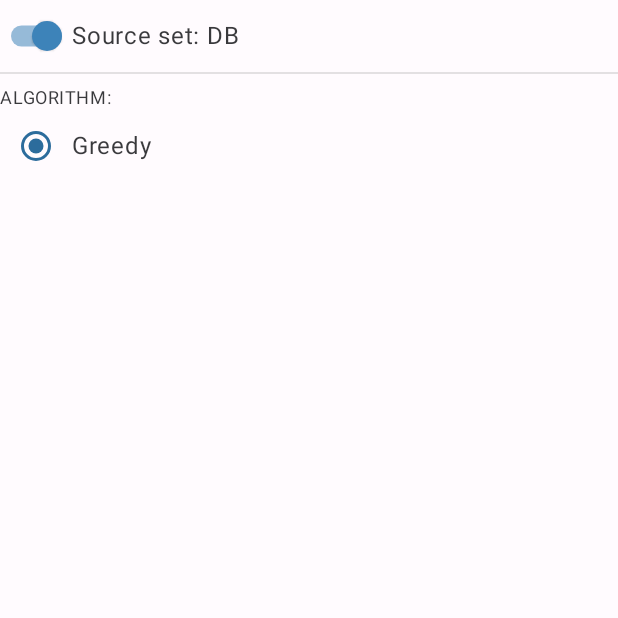
After one commit to daniel553/PlatformScience, an Android app built with Jetpack Compose: the composable SimpleSettingsView shown on its own in the app's theme, on a phone screen of 412 x 824 dp, the top half of it. The commit adds this screen. Run offline under Robolectric (Android 15) with nearby library versions, the phone set to English and light mode, and no system bars; our stand-ins replace Dagger/Hilt's generated code.

Commit message:
[Added] improved ui and added fab button for settings

```diff
--- a/app/src/main/java/com/tripletres/platformscience/ui/view/driver/DriverListUiState.kt
+++ b/app/src/main/java/com/tripletres/platformscience/ui/view/driver/DriverListUiState.kt
@@ -4,5 +4,6 @@ import com.tripletres.platformscience.ui.model.DriverItem
 
 data class DriverListUiState(
     val isLoading: Boolean = false,
-    val drivers: List<DriverItem> = emptyList()
+    val drivers: List<DriverItem> = emptyList(),
+    val isReloadDialog: Boolean = false
 )
--- a/app/src/main/java/com/tripletres/platformscience/ui/view/driver/DriverListViewModel.kt
+++ b/app/src/main/java/com/tripletres/platformscience/ui/view/driver/DriverListViewModel.kt
@@ -5,6 +5,7 @@ import androidx.lifecycle.viewModelScope
 import com.tripletres.platformscience.domain.GetAssignedDriversToShipmentsUseCase
 import com.tripletres.platformscience.ui.model.DriverItem
 import com.tripletres.platformscience.ui.model.asDriverItemList
+import com.tripletres.platformscience.util.LogUtils
 import com.tripletres.platformscience.util.ProfileUtil
 import dagger.hilt.android.lifecycle.HiltViewModel
 import kotlinx.coroutines.Dispatchers
@@ -35,6 +36,10 @@ class DriverListViewModel @Inject constructor(
         }
     }
 
+    fun showReloadDialog(show: Boolean) {
+        _uiState.update { state -> state.copy(isReloadDialog = show) }
+    }
+
     private fun beautifyProfile(drivers: List<DriverItem>): List<DriverItem> {
         return drivers.mapIndexed { i, it -> it.copy(profilePic = ProfileUtil.getByIndex(i)) }
     }
--- /dev/null
+++ b/app/src/main/java/com/tripletres/platformscience/ui/view/settings/SimpleSettingsUiState.kt
@@ -0,0 +1,8 @@
+package com.tripletres.platformscience.ui.view.settings
+
+data class SimpleSettingsUiState(
+    val dbOrApi: Boolean, //DB = true
+    val dbOrApiLabel: String = "",
+    val algorithms: List<String> = emptyList(),
+    val algorithmSelected: String = ""
+)
--- /dev/null
+++ b/app/src/main/java/com/tripletres/platformscience/ui/view/settings/SimpleSettingsView.kt
@@ -0,0 +1,54 @@
+package com.tripletres.platformscience.ui.view.settings
+
+import androidx.compose.foundation.layout.Column
+import androidx.compose.foundation.layout.Row
+import androidx.compose.foundation.layout.fillMaxWidth
+import androidx.compose.foundation.layout.padding
+import androidx.compose.material.*
+import androidx.compose.runtime.Composable
+import androidx.compose.runtime.collectAsState
+import androidx.compose.runtime.getValue
+import androidx.compose.ui.Alignment
+import androidx.compose.ui.Modifier
+import androidx.compose.ui.res.stringResource
+import androidx.compose.ui.unit.dp
+import androidx.hilt.navigation.compose.hiltViewModel
+import com.tripletres.platformscience.R
+
+/**
+ * Simple settings view
+ */
+@Composable
+fun SimpleSettingsView(modifier: Modifier? = Modifier) {
+    val viewModel: SimpleSettingsViewModel = hiltViewModel()
+    val uiState by viewModel.uiState.collectAsState()
+    Column(modifier = modifier ?: Modifier.fillMaxWidth()) {
+        Row(verticalAlignment = Alignment.CenterVertically) {
+            Switch(
+                checked = uiState.dbOrApi,
+                onCheckedChange = { viewModel.updateDbOrApi(!uiState.dbOrApi) })
+
+            Text(text =
+            "${stringResource(id = R.string.setting_db_or_api)}: ${uiState.dbOrApiLabel}")
+        }
+        Divider()
+        Text(
+            text = stringResource(id = R.string.algorithm).uppercase(),
+            style = MaterialTheme.typography.caption,
+            modifier = Modifier.padding(top = 8.dp)
+        )
+        Row(verticalAlignment = Alignment.CenterVertically) {
+            uiState.algorithms.forEach { algorithm ->
+                RadioButton(selected = algorithm == uiState.algorithmSelected, onClick = {
+                    viewModel.updateAlgorithmSelected(algorithm)
+                })
+                Text(
+                    text = stringResource(
+                        id = when (algorithm) {
+
+                            else -> R.string.algorithm_greedy
+                        }))
+            }
+        }
+    }
+}
--- /dev/null
+++ b/app/src/main/java/com/tripletres/platformscience/ui/view/settings/SimpleSettingsViewModel.kt
@@ -0,0 +1,49 @@
+package com.tripletres.platformscience.ui.view.settings
+
+import androidx.lifecycle.ViewModel
+import androidx.lifecycle.viewModelScope
+import com.tripletres.platformscience.ui.view.driver.DriverListUiState
+import com.tripletres.platformscience.util.LogUtils
+import com.tripletres.platformscience.util.SimpleSettingsUtil
+import dagger.hilt.android.lifecycle.HiltViewModel
+import kotlinx.coroutines.flow.MutableStateFlow
+import kotlinx.coroutines.flow.asStateFlow
+import kotlinx.coroutines.flow.update
+import javax.inject.Inject
+
+@HiltViewModel
+class SimpleSettingsViewModel @Inject constructor(
+    private val settings: SimpleSettingsUtil,
+) : ViewModel() {
+    private val _uiState = MutableStateFlow(fromSettings())
+    val uiState = _uiState.asStateFlow()
+
+    fun updateDbOrApi(state: Boolean) {
+        val dbOrApi = if (state) SimpleSettingsUtil.DB_OR_API_DEF else SimpleSettingsUtil.DB_OR_API_API
+            settings.setPreference(SimpleSettingsUtil.DB_OR_API, dbOrApi)
+
+    }
+
+    fun updateAlgorithmSelected(algorithm: String) {
+       settings.setPreference(SimpleSettingsUtil.ALGORITHM, algorithm)
+    }
+
+    /**
+     * Loads from settings ui state
+     */
+    private fun fromSettings(): SimpleSettingsUiState {
+        val dbOrApiLabel = settings.getPreference(SimpleSettingsUtil.DB_OR_API)
+        return SimpleSettingsUiState(
+            dbOrApi = dbOrApiLabel == SimpleSettingsUtil.DB_OR_API_DEF,
+            dbOrApiLabel = dbOrApiLabel,
+            algorithms = SimpleSettingsUtil.allAlgorithms(),
+            algorithmSelected = settings.getPreference(SimpleSettingsUtil.ALGORITHM)
+        )
+    }
+
+    /**
+     * Call update state when saved to shared preferences
+     */
+    private fun updateState(newState: SimpleSettingsUtil) =_uiState.update { fromSettings() }
+
+}
--- /dev/null
+++ b/app/src/main/java/com/tripletres/platformscience/util/SimpleSettingsUtil.kt
@@ -0,0 +1,49 @@
+package com.tripletres.platformscience.util
+
+import android.content.Context
+import android.content.Context.MODE_PRIVATE
+import dagger.hilt.android.qualifiers.ApplicationContext
+import javax.inject.Inject
+import javax.inject.Singleton
+
+/**
+ * Simple settings utility, allows to set shared preferences
+ */
+@Singleton
+class SimpleSettingsUtil @Inject constructor(@ApplicationContext val context: Context) {
+
+    companion object {
+        private const val SETTINGS = "com.tripletres.platformscience."
+
+        const val DB_OR_API = "DB_OR_API"
+        const val DB_OR_API_DEF = "DB" //DB is default
+        const val DB_OR_API_API = "API" //API option
+        const val ALGORITHM: String = "ALGORITHM"
+        const val ALGORITHM_GREEDY: String = "GREEDY"
+        const val ALGORITHM_DEF: String = ALGORITHM_GREEDY //TODO: change for constant
+
+        //TODO: Add more algorithms
+        fun allAlgorithms(): List<String> {
+            return listOf(ALGORITHM_GREEDY)
+        }
+
+    }
+
+    private val byDefault = mapOf(
+        DB_OR_API to DB_OR_API_DEF,
+        ALGORITHM to ALGORITHM_DEF
+    )
+
+    fun getPreference(setting: String): String {
+        return with(context.getSharedPreferences(SETTINGS, MODE_PRIVATE)) {
+            getString(setting, byDefault[setting])!!
+        }
+    }
+
+    fun setPreference(setting: String, value: String) {
+        with(context.getSharedPreferences(SETTINGS, MODE_PRIVATE).edit()) {
+            putString(setting, value).commit()
+        }
+    }
+
+}
--- a/app/src/main/res/values/strings.xml
+++ b/app/src/main/res/values/strings.xml
@@ -10,4 +10,18 @@
     <string name="driver_start_route">Start route</string>
     <string name="driver_ss">Suitability Score</string>
     <string name="driver_assigned_route">Has an assigned route: </string>
+    <string name="driver_reload_title">Do you want to reload?</string>
+
+    //Settings
+    <string name="setting_db_or_api">Source set</string>
+    <string name="setting_db">DB</string>
+    <string name="setting_api">API</string>
+
+    //Algorithms
+    <string name="algorithm">Algorithm:</string>
+    <string name="algorithm_greedy">Greedy</string>
+
+    //Common
+    <string name="ok">OK</string>
+    <string name="cancel">Cancel</string>
 </resources>
```
Also changed, not shown: app/src/main/java/com/tripletres/platformscience/ui/theme/Color.kt (+12 -6 lines), app/src/main/java/com/tripletres/platformscience/ui/theme/Theme.kt (+12 -9 lines), app/src/main/java/com/tripletres/platformscience/ui/view/driver/DriverListReloadDialog.kt (added, +50 -0 lines), app/src/main/java/com/tripletres/platformscience/ui/view/driver/DriverListScreen.kt (+22 -4 lines), app/src/main/java/com/tripletres/platformscience/ui/view/driver/details/DriverDetailsScreen.kt (+9 -4 lines), app/src/main/java/com/tripletres/platformscience/ui/view/splash/SplashScreenCompose.kt (+7 -3 lines), app/src/main/res/drawable/ic_logo.png (added), app/src/main/res/drawable/ic_logo_white.png (added).
